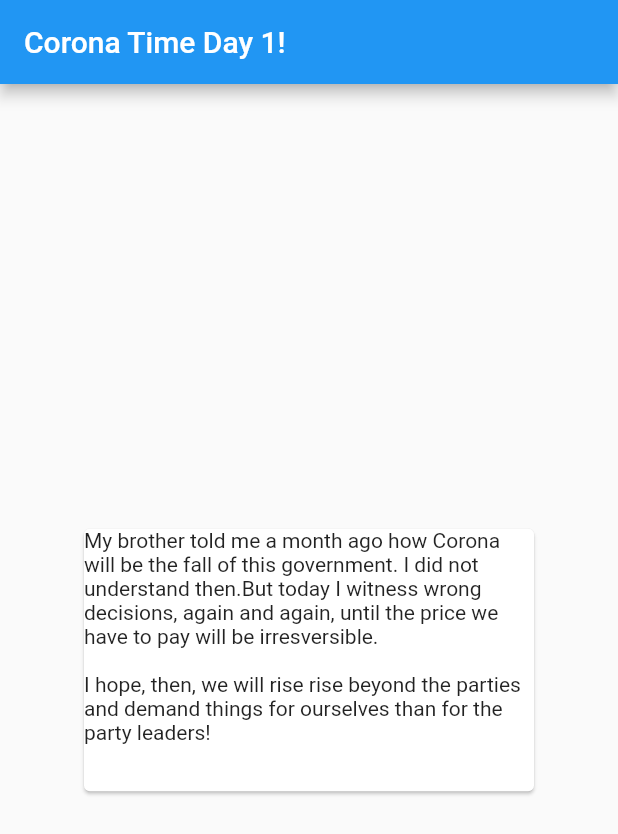
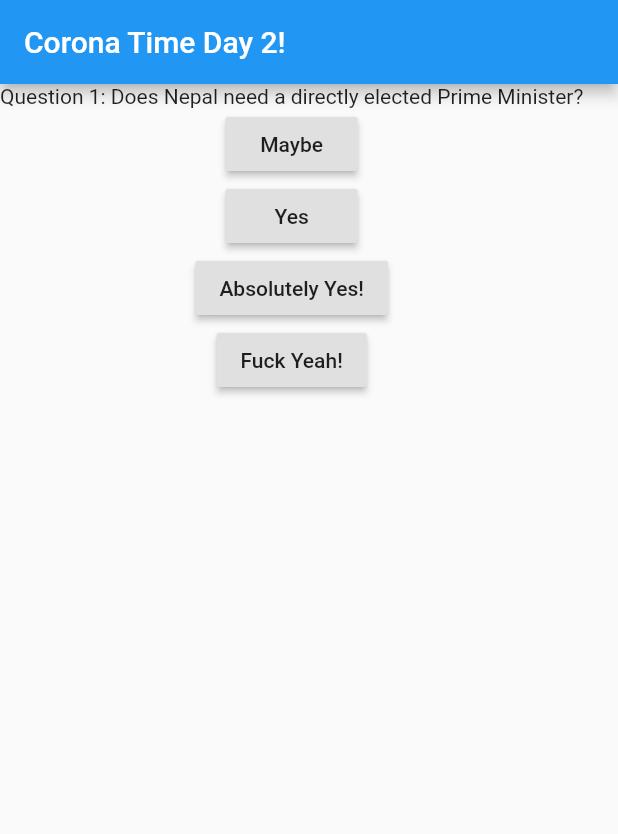
Before and after one commit to ugbazaar/coronachallenge, a Flutter app: the screen it shows after launch, on a phone screen of 412 x 824 dp. Shown: the top 834 px of the screen. Run offline on Flutter 3.47's test engine with Material 2 defaults, Android fonts, the phone set to English and light mode, and no system bars.

Commit message:
day 2 commit

```diff
--- a/lib/main.dart
+++ b/lib/main.dart
@@ -4,42 +4,82 @@
 
 import 'package:flutter/material.dart';
 
-void main() => runApp(MyApp());
+void main() => runApp(QuizApp());
 
-class MyApp extends StatelessWidget {
+class QuizApp extends StatelessWidget {
   @override
   Widget build(BuildContext context) {
     return MaterialApp(
       title: 'Welcome to Flutter',
       home: Scaffold(
         appBar: AppBar(
-          title: Text('Corona Time Day 1!'),
+          title: Text('Corona Time Day 2!'),
         ),
-        body: MyStatelessWidget(),
+        body: QuizCard(),
       ),
     );
   }
 }
 
-class MyStatelessWidget extends StatelessWidget {
+class QuizCard extends StatefulWidget {
+  @override
+  State<StatefulWidget> createState() {
+    return QuizCardState();
+  }
+}
+
+class QuizCardState extends State<QuizCard> {
+  var questionIndex = 0;
+
+  void answerQuestion() {
+    setState(() {
+      questionIndex = (questionIndex + 1) % 4;
+    });
+
+    print('Answered Question Number ' + (questionIndex + 1).toString());
+  }
+
+  var message =
+      'My brother told me a month ago how Corona will be the fall of this government. I did not understand then.' +
+          'But today I witness wrong decisions, again and again, until the price we have to pay will be irresversible.' +
+          '\n\nI hope, then, we will rise rise beyond the parties and demand things for ourselves than for the party leaders!';
+  var questions = [
+    'Does Nepal need a directly elected Prime Minister?',
+    'What is the median education qualification of our Ministers?',
+    'How much is the salry of a Mininster?',
+    'How many years would it take with the salary of Minister to build a house?'
+  ];
+
+  var answers = [
+    ['Maybe', 'Yes', 'Absolutely Yes!', 'Fuck Yeah!'],
+    ['Uneducated', 'Jungle Pass', 'Street Pass', 'Metric Fail'],
+    ['50000', '60000', '70000', '80000'],
+    ['20', '30', '40', '50']
+  ];
+
   @override
   Widget build(BuildContext context) {
-    return Center(
-      child: Card(
-        child: InkWell(
-          splashColor: Colors.blue.withAlpha(30),
-          onTap: () {
-            print('Card tapped.');
-          },
-          child: Container(
-            width: 300,
-            height: 175,
-            child: Text('My brother told me a month ago how Corona will be the fall of this government. I did not understand then.' +
-                'But today I witness wrong decisions, again and again, until the price we have to pay will be irresversible.' +
-                '\n\nI hope, then, we will rise rise beyond the parties and demand things for ourselves than for the party leaders!'),
-          ),
-        ),
+    return Column(children: [
+      Text('Question ' +
+          (questionIndex + 1).toString() +
+          ': ' +
+          questions[questionIndex]),
+      RaisedButton(
+        child: Text(answers[questionIndex][0]),
+        onPressed: answerQuestion,
       ),
-    );
+      RaisedButton(
+        child: Text(answers[questionIndex][1]),
+        onPressed: answerQuestion,
+      ),
+      RaisedButton(
+        child: Text(answers[questionIndex][2]),
+        onPressed: answerQuestion,
+      ),
+      RaisedButton(
+        child: Text(answers[questionIndex][3]),
+        onPressed: answerQuestion,
+      )
+    ]);
   }
 }
```
